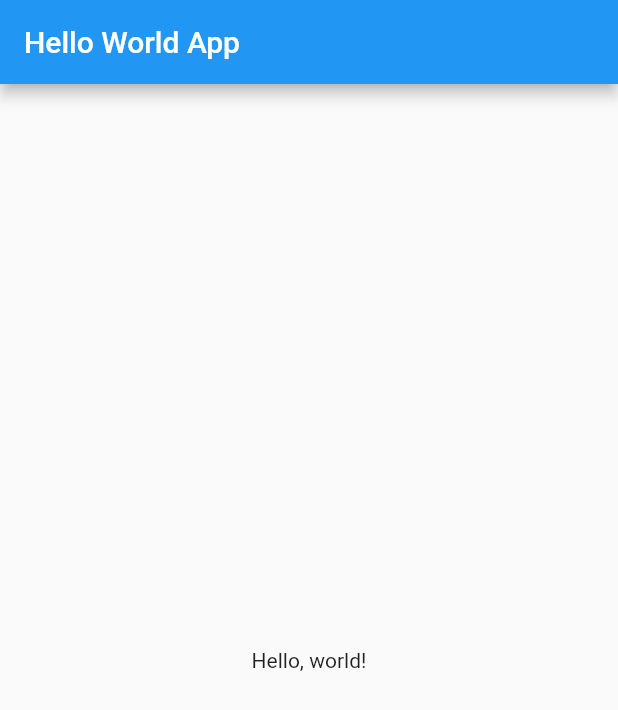
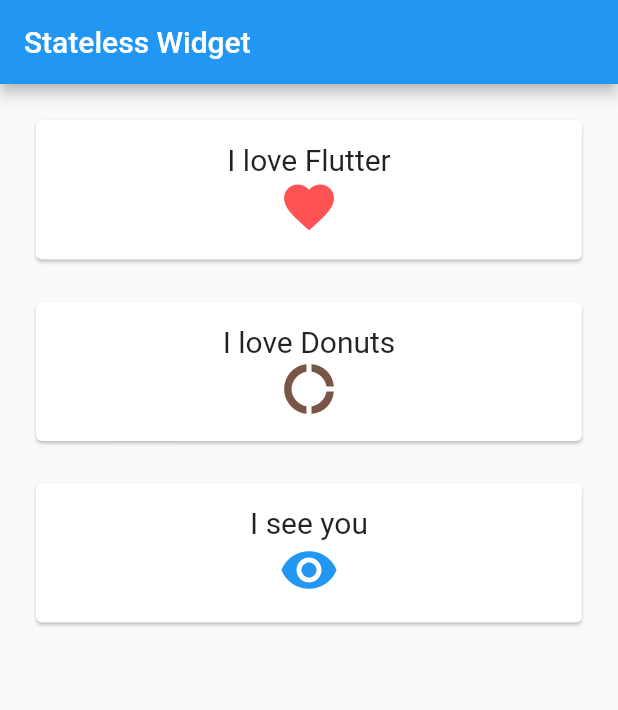
Before and after one commit to camposFabio/flutter_handbook, a Flutter app: the screen it shows after launch, on a phone screen of 412 x 824 dp. Shown: the top 710 px of the screen. Run offline on Flutter 3.47's test engine with Material 2 defaults, Android fonts, the phone set to English and light mode, and no system bars.

Commit message:
02 Flutter: Stateless Widgets

```diff
--- a/lib/main.dart
+++ b/lib/main.dart
@@ -1,26 +1,75 @@
 import 'package:flutter/material.dart';
 
 void main() {
-  runApp(
-    new MaterialApp(
-      title: 'Hello World App',
-      home: new myApp(),
-    )
-  );
+  runApp(new MaterialApp(
+    //home: new Text("Cool")
+    home: new MyStatelessWidget()
+  ));
 }
 
-class myApp extends StatelessWidget {
+class MyStatelessWidget extends StatelessWidget {
   @override
-  Widget build(BuildContext context) {
+  Widget build(BuildContext context){
+    //Scaffold provide functionality of appbar, body of app etc
     return new Scaffold(
-      appBar: new AppBar(
-        title: new Text('Hello World App'),
-      ),
-      body: new Center(
-        child: new Text(
-          'Hello, world!'
-        ),
-      ),
+      appBar: new AppBar(title: new Text("Stateless Widget")),
+      body: new Container(
+        //adding padding around card
+        padding: new EdgeInsets.all(20.0),
+        child: new Column(
+          crossAxisAlignment: CrossAxisAlignment.stretch,
+          children: <Widget>[
+            // new Text("Hey"),
+            // new Text("My name"),
+            // new Text("Is Raunak")
+
+            new MyCard(
+              title: new Text("I love Flutter", style: new TextStyle(fontSize: 20.0)),
+              icon: new Icon(Icons.favorite, size: 40.0, color: Colors.redAccent)
+            ),
+            new MyCard(
+              title: new Text("I love Donuts", style: new TextStyle(fontSize: 20.0)),
+              icon: new Icon(Icons.donut_large, size: 40.0, color: Colors.brown)
+            ),
+            new MyCard(
+              title: new Text("I see you", style: new TextStyle(fontSize: 20.0)),
+              icon: new Icon(Icons.visibility, size: 40.0, color: Colors.blue)
+            )
+          ]
+        )
+      )
     );
   }
 }
+
+class MyCard extends StatelessWidget {
+  //adding constructor
+  MyCard({this.title, this.icon});
+
+  final Widget title;
+  final Widget icon;
+
+  @override
+  Widget build(BuildContext context){
+    return new Container(
+      //adding bottom padding on card
+      padding: new EdgeInsets.only(bottom: 20.0),
+      child: new Card(
+        child: new Container(
+          //adding padding inside card
+          padding: new EdgeInsets.all(15.0),
+          child: new Column(
+          children: <Widget>[
+              // new Text("I love Flutter"),
+              // new Icon(Icons.favorite)
+
+              this.title,
+              this.icon
+            ]
+          )
+        )
+
+      )
+    );
+  }
+}
```
